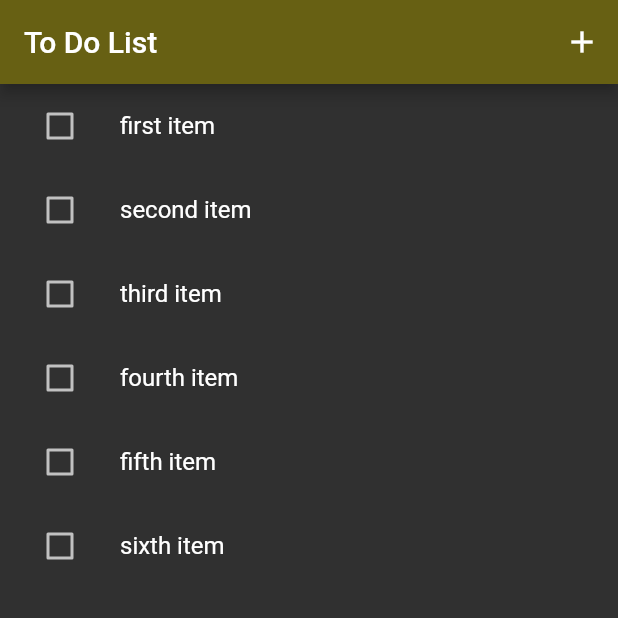
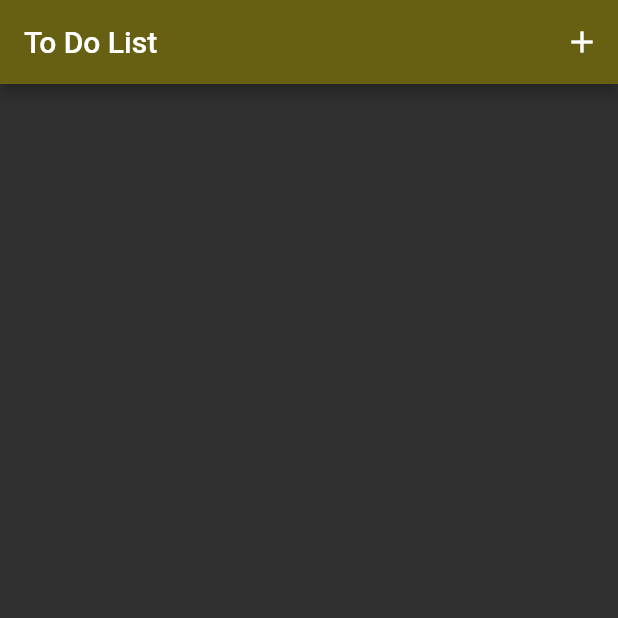
Before and after one commit to symbolisticism/todo-app, a Flutter app: the screen it shows after launch, on a phone screen of 412 x 824 dp, the top half of it. Run offline on Flutter 3.47's test engine with Material 2 defaults, Android fonts, the phone set to English and light mode, and no system bars.

Commit message:
removed default values

```diff
--- a/lib/data/dummy_data.dart
+++ b/lib/data/dummy_data.dart
@@ -1,10 +1,3 @@
 import 'package:todo/models/todo_item.dart';
 
-final dummyData = [
-  TodoItem(id: '1', done: false, description: 'first item'),
-  TodoItem(id: '2', done: false, description: 'second item'),
-  TodoItem(id: '3', done: false, description: 'third item'),
-  TodoItem(id: '4', done: false, description: 'fourth item'),
-  TodoItem(id: '5', done: false, description: 'fifth item'),
-  TodoItem(id: '6', done: false, description: 'sixth item'),
-];
+final List<TodoItem> dummyData = [];
```
